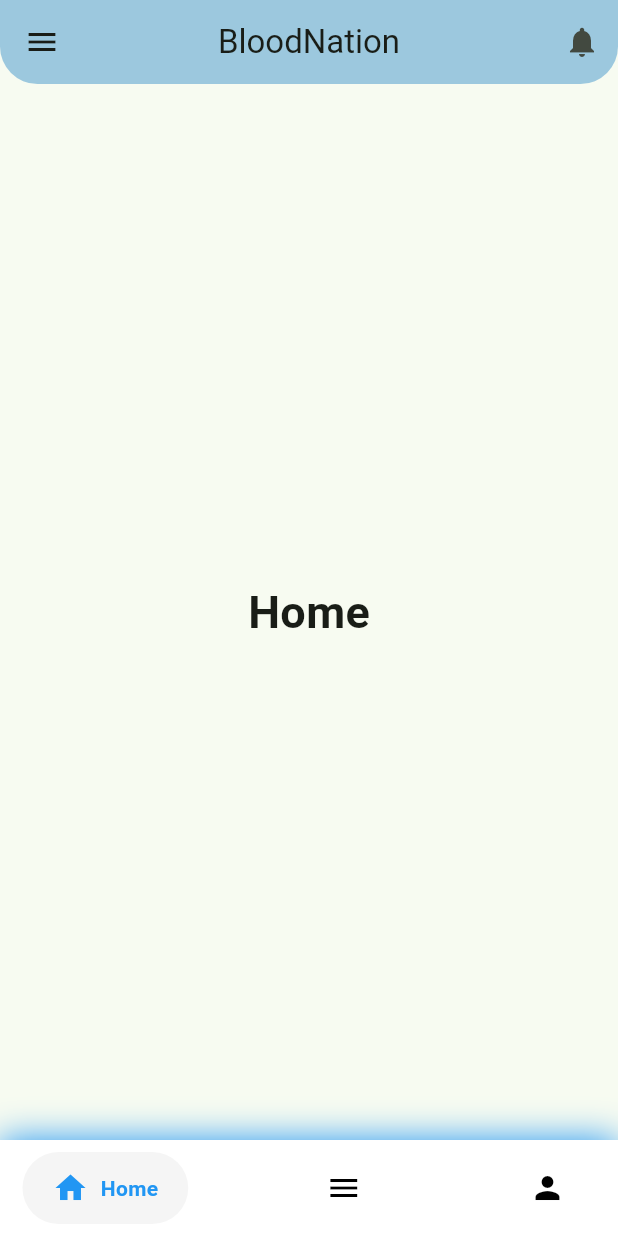
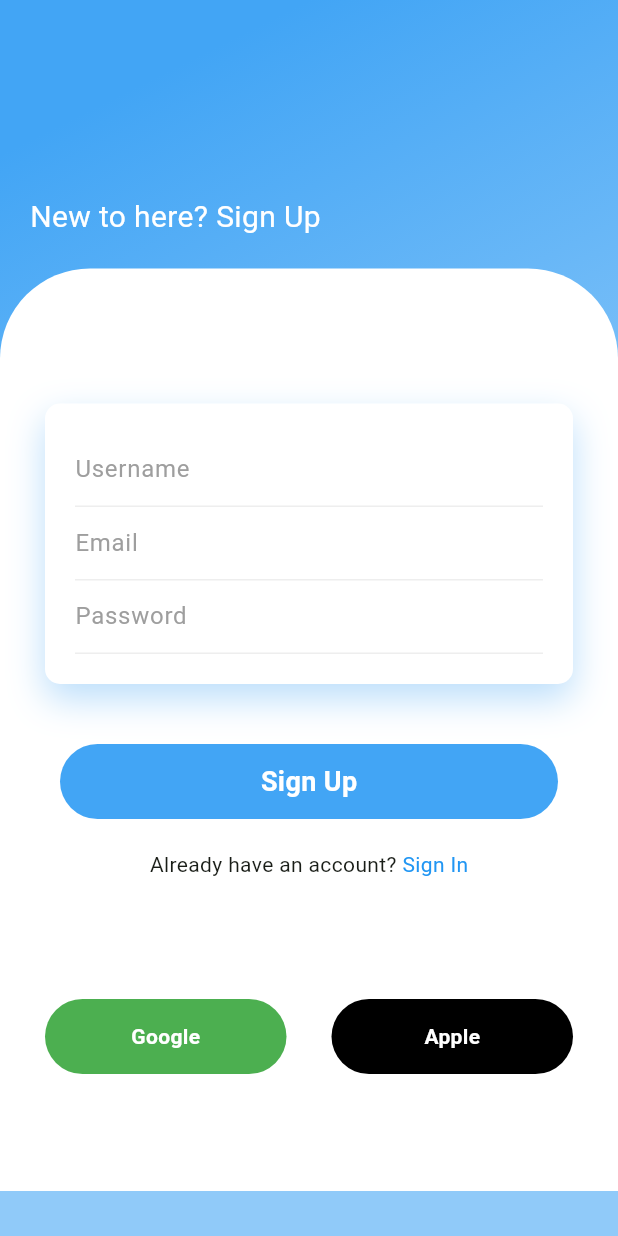
Before and after one commit to nadrzs/blood-nation-mobile, a Flutter app: the screen it shows after launch, on a phone screen of 412 x 824 dp. Run offline on Flutter 3.47's test engine with Material 3 defaults, Android fonts, the phone set to English and light mode, and no system bars; drawn by our look-alikes of google_nav_bar.

Commit message:
Register and Log In Page

```diff
--- a/blood_nation/lib/main.dart
+++ b/blood_nation/lib/main.dart
@@ -1,4 +1,4 @@
-import 'package:blood_nation/pages/home.dart';
+import 'package:blood_nation/pages/signup.dart';
 import 'package:flutter/material.dart';
 
 void main() {
@@ -17,7 +17,7 @@
         colorScheme: ColorScheme.fromSeed(seedColor: Colors.green),
         useMaterial3: true,
       ),
-      home: Home(),
+      home: SignUp(),
     );
   }
 }
--- a/blood_nation/lib/pages/home.dart
+++ b/blood_nation/lib/pages/home.dart
@@ -9,65 +9,11 @@ class Home extends StatefulWidget {
 }
 
 class _HomeState extends State<Home> {
-  int _selectedIndex = 0;
-
-  // Screen
-  static const List<Widget> _widgetOptions = <Widget>[
-    Text("Home", style: TextStyle(fontSize: 30, fontWeight: FontWeight.w600)),
-    Text("Reservation",
-        style: TextStyle(fontSize: 30, fontWeight: FontWeight.w600)),
-    Text("Profile", style: TextStyle(fontSize: 30, fontWeight: FontWeight.w600))
-  ];
 
   @override
   Widget build(BuildContext context) {
     return Scaffold(
-      appBar: AppBar(
-        title: const Text("BloodNation"),
-        centerTitle: true,
-        actions: <Widget>[
-          IconButton(onPressed: () {}, icon: const Icon(Icons.notifications))
-        ],
-        backgroundColor: const Color.fromARGB(255, 156, 200, 222),
-        leading: IconButton(onPressed: () {}, icon: const Icon(Icons.menu)),
-        shape: const RoundedRectangleBorder(
-            borderRadius: BorderRadius.only(
-                bottomLeft: Radius.circular(25),
-                bottomRight: Radius.circular(25))),
-      ),
-      body: Center(
-        child: _widgetOptions.elementAt(_selectedIndex),
-      ),
-      bottomNavigationBar: Container(
-        decoration: BoxDecoration(
-            color: Colors.white,
-            boxShadow: [BoxShadow(blurRadius: 20, color: Colors.blue)]),
-        child: SafeArea(
-            child: Padding(
-          padding: EdgeInsets.symmetric(horizontal: 15, vertical: 8),
-          child: GNav(
-            rippleColor: Colors.grey[300]!,
-            hoverColor: Colors.grey[100]!,
-            gap: 8,
-            activeColor: Colors.blue,
-            iconSize: 24,
-            padding: EdgeInsets.symmetric(horizontal: 20, vertical: 12),
-            tabBackgroundColor: Colors.grey[100]!,
-            color: Colors.black,
-            tabs: [
-              GButton(icon: Icons.home, text: "Home"),
-              GButton(icon: Icons.menu, text: "Reservation"),
-              GButton(icon: Icons.person, text: "Person")
-            ],
-            selectedIndex: _selectedIndex,
-            onTabChange: (index) {
-              setState(() {
-                _selectedIndex = index;
-              });
-            },
-          ),
-        )),
-      ),
+      body: Text("Home"),
     );
   }
 }
--- /dev/null
+++ b/blood_nation/lib/pages/signup.dart
@@ -0,0 +1,188 @@
+import 'package:blood_nation/pages/home.dart';
+import 'package:blood_nation/pages/navbar.dart';
+import 'package:blood_nation/pages/signin.dart';
+import 'package:flutter/material.dart';
+
+class SignUp extends StatelessWidget {
+  const SignUp({super.key});
+
+  @override
+  Widget build(BuildContext context) {
+    return Scaffold(
+      body: Container(
+        padding: EdgeInsets.symmetric(vertical: 30),
+        width: double.infinity,
+        decoration: BoxDecoration(
+          gradient: LinearGradient(
+            begin: Alignment.topCenter,
+            colors: [
+              Colors.blue.shade400,
+              Colors.blue.shade200
+            ]
+          )
+        ),
+        child: Column(
+          crossAxisAlignment: CrossAxisAlignment.start,
+          children: <Widget>[
+            SizedBox(height: 80),
+            Padding(
+              padding: EdgeInsets.all(20),
+              child: Column(
+                children: <Widget>[
+                  Text("New to here? Sign Up", style: TextStyle(color: Colors.white, fontSize: 20))
+                ],
+              ),
+            ),
+            Expanded(
+              child: Container(
+                decoration: BoxDecoration(
+                  color: Colors.white,
+                  borderRadius: BorderRadius.only(topLeft: Radius.circular(60), topRight: Radius.circular(60))
+                ),
+                child: Padding(
+                  padding: EdgeInsets.all(30),
+                  child: Column(
+                    children: <Widget>[
+                      SizedBox(height: 60),
+                      Container(
+                        padding: EdgeInsets.all(20),
+                        decoration: BoxDecoration(
+                          color: Colors.white,
+                          borderRadius: BorderRadius.circular(10),
+                          boxShadow: [
+                            BoxShadow(
+                              color: Colors.blue.shade100,
+                              blurRadius: 20,
+                              offset: Offset(0, 10)
+                            )
+                          ]
+                        ),
+                        child: Column(
+                          children: <Widget>[
+                            // Username
+                            Container(
+                              decoration: BoxDecoration(
+                                border: Border(
+                                  bottom: BorderSide(color: Colors.grey.shade200)
+                                )
+                              ),
+                              child: TextField(
+                                decoration: InputDecoration(
+                                  hintText: "Username",
+                                  hintStyle: TextStyle(
+                                    color: Colors.grey,
+                                  ),
+                                  border: InputBorder.none
+                                ),
+                              ),
+                            ),
+
+                            // Email
+                            Container(
+                              decoration: BoxDecoration(
+                                border: Border(
+                                  bottom: BorderSide(color: Colors.grey.shade200)
+                                )
+                              ),
+                              child: TextField(
+                                decoration: InputDecoration(
+                                  hintText: "Email",
+                                  hintStyle: TextStyle(
+                                    color: Colors.grey,
+                                  ),
+                                  border: InputBorder.none
+                                ),
+                              ),
+                            ),
+
+                            // Password
+                            Container(
+                              decoration: BoxDecoration(
+                                border: Border(
+                                  bottom: BorderSide(color: Colors.grey.shade200)
+                                )
+                              ),
+                              child: TextField(
+                                decoration: InputDecoration(
+                                  hintText: "Password",
+                                  hintStyle: TextStyle(
+                                    color: Colors.grey,
+                                  ),
+                                  border: InputBorder.none
+                                ),
+                              ),
+                            )
+                          ],
+                        ),
+                      ),
+                      SizedBox(height: 40),
+                      InkWell(
+                        onTap: () {
+                          Navigator.push(context,
+                              MaterialPageRoute(builder: (context) => SignIn()));
+                        },
+                        child: Container(
+                          height: 50,
+                          margin: EdgeInsets.symmetric(horizontal: 10),
+                          decoration: BoxDecoration(
+                            borderRadius: BorderRadius.circular(50),
+                            color: Colors.blue.shade400
+                          ),
+                          child: Center(
+                            child: Text("Sign Up", style: TextStyle(
+                              color: Colors.white,
+                              fontSize: 18,
+                              fontWeight: FontWeight.bold
+                            ),),
+                          ),
+                        ),
+                      ),
+                      SizedBox(height: 20),
+                      Row(
+                        mainAxisAlignment: MainAxisAlignment.center,
+                        children: [
+                          Text("Already have an account?"),
+                          Text(" Sign In", style: TextStyle(color: Colors.blue))
+                        ],
+                      ),
+                      SizedBox(height: 80),
+                      Row(
+                        children: <Widget>[
+                          Expanded(
+                            child: Container(
+                              height: 50,
+                              decoration: BoxDecoration(
+                                borderRadius: BorderRadius.circular(50),
+                                color: Colors.green
+                              ),
+                              child: Center(
+                                child: Text("Google", style: TextStyle(color: Colors.white, fontWeight: FontWeight.bold)),
+                              ),
+                            ),
+                          ),
+                          SizedBox(width: 30),
+                          Expanded(
+                            child: Container(
+                              height: 50,
+                              decoration: BoxDecoration(
+                                borderRadius: BorderRadius.circular(50),
+                                color: Colors.black
+                              ),
+                              child: Center(
+                                child: Text("Apple", style: TextStyle(color: Colors.white, fontWeight: FontWeight.bold)),
+                              ),
+                            ),
+                          ),
+                        ],
+                      )
+                    ],
+                  ),
+                ),
+              )
+            )
+          ],
+        ),
+      ),
+    );
+  }
+}
--- a/blood_nation/pubspec.yaml
+++ b/blood_nation/pubspec.yaml
@@ -20,7 +20,5 @@ dev_dependencies:
 flutter:
   uses-material-design: true
 
-  # To add assets to your application, add an assets section, like this:
-  # assets:
-  #   - images/a_dot_burr.jpeg
-  #   - images/a_dot_ham.jpeg
+  assets:
+  - assets/images/
```
Also changed, not shown: blood_nation/lib/pages/navbar.dart (added, +74 -0 lines), blood_nation/lib/pages/signin.dart (added, +160 -0 lines).
